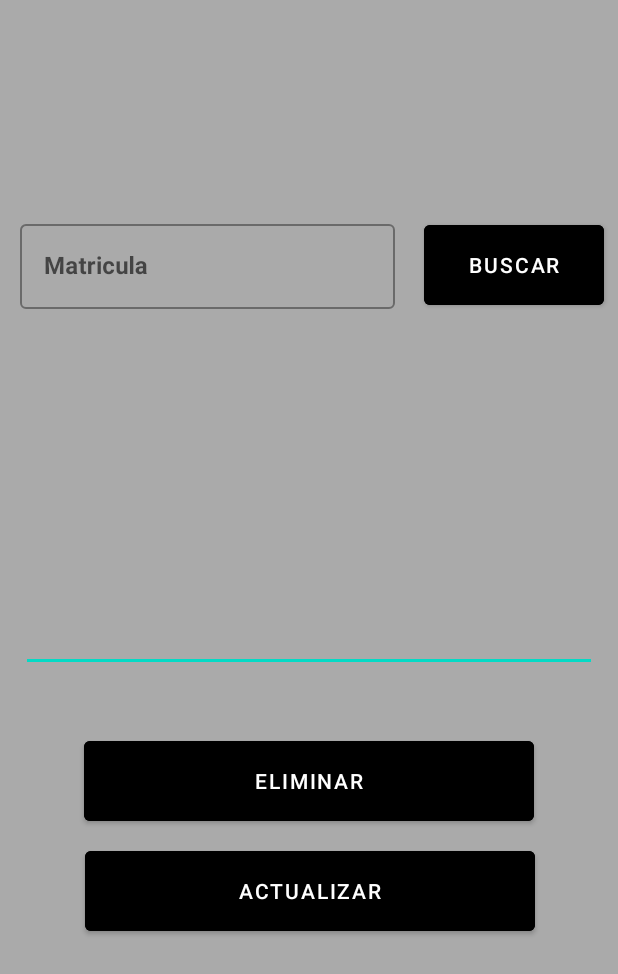
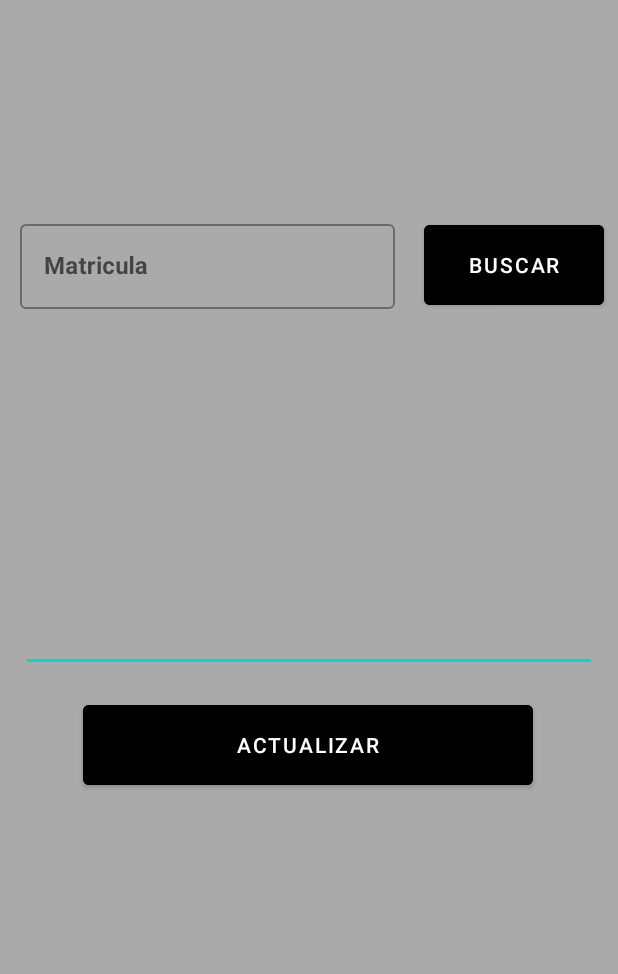
Before and after one commit to JQPozuelo/JCar, an Android app: the layout activity_mantemientos.xml on its own in the app's theme, with its tools: preview values and no code run, on a phone screen of 412 x 824 dp. Shown: the top 974 px of the screen. Run offline under Robolectric (Android 15) with nearby library versions, the phone set to English and light mode, and no system bars.

Commit message:
Cambio en el borrar vehiculo y en el mostrar, se le añade el metodo onBacKPressed

```diff
--- a/app/src/main/AndroidManifest.xml
+++ b/app/src/main/AndroidManifest.xml
@@ -4,6 +4,7 @@
 
     <application
         android:allowBackup="true"
+        android:usesCleartextTraffic="true"
         android:icon="@drawable/sinfondologo"
         android:label="@string/app_name"
         android:roundIcon="@drawable/sinfondologo"
--- a/app/src/main/java/com/example/a5automocion/InicioImagen.java
+++ b/app/src/main/java/com/example/a5automocion/InicioImagen.java
@@ -22,7 +22,7 @@ public class InicioImagen extends AppCompatActivity {
     protected void onCreate(Bundle savedInstanceState) {
         super.onCreate(savedInstanceState);
         //Esta funcion permite que la aplicacion no pueda ser rotada por el movil
-        //setRequestedOrientation(ActivityInfo.SCREEN_ORIENTATION_PORTRAIT);
+        setRequestedOrientation(ActivityInfo.SCREEN_ORIENTATION_PORTRAIT);
         getWindow().setFlags(WindowManager.LayoutParams.FLAG_FULLSCREEN, WindowManager.LayoutParams.FLAG_FULLSCREEN);
         setContentView(R.layout.activity_inicio_imagen);
 
--- a/app/src/main/java/com/example/a5automocion/MainActivity.java
+++ b/app/src/main/java/com/example/a5automocion/MainActivity.java
@@ -42,7 +42,7 @@ public class MainActivity extends AppCompatActivity {
     @Override
     protected void onCreate(Bundle savedInstanceState) {
         super.onCreate(savedInstanceState);
-        //setRequestedOrientation(ActivityInfo.SCREEN_ORIENTATION_PORTRAIT);
+        setRequestedOrientation(ActivityInfo.SCREEN_ORIENTATION_PORTRAIT);
         setContentView(R.layout.activity_main);
         edt_correo = (TextInputEditText)findViewById(R.id.edt_correo);
         edt_contra = (TextInputEditText) findViewById(R.id.edt_contra);
--- a/app/src/main/java/com/example/a5automocion/Menu1.java
+++ b/app/src/main/java/com/example/a5automocion/Menu1.java
@@ -43,7 +43,7 @@ public class Menu1 extends AppCompatActivity {
     @Override
     protected void onCreate(Bundle savedInstanceState) {
         super.onCreate(savedInstanceState);
-        //setRequestedOrientation(ActivityInfo.SCREEN_ORIENTATION_PORTRAIT);
+        setRequestedOrientation(ActivityInfo.SCREEN_ORIENTATION_PORTRAIT);
         setContentView(R.layout.activity_menu1);
         txtAuten = (TextView) findViewById(R.id.txtAuten);
         btCrearV = (Button) findViewById(R.id.bt_CrearC);
--- a/app/src/main/res/layout/activity_mantemientos.xml
+++ b/app/src/main/res/layout/activity_mantemientos.xml
@@ -78,24 +78,12 @@
         android:id="@+id/btActualizar"
         android:layout_width="300dp"
         android:layout_height="65dp"
-        android:layout_marginTop="8dp"
+        android:layout_marginTop="16dp"
         android:backgroundTint="@color/black"
         android:onClick="ActualizarManual"
         android:text="@string/actualizar"
         app:layout_constraintEnd_toEndOf="parent"
-        app:layout_constraintHorizontal_bias="0.504"
-        app:layout_constraintStart_toStartOf="parent"
-        app:layout_constraintTop_toBottomOf="@+id/btBorrar" />
-
-    <Button
-        android:id="@+id/btBorrar"
-        android:layout_width="300dp"
-        android:layout_height="65dp"
-        android:layout_marginTop="40dp"
-        android:backgroundTint="@color/black"
-        android:onClick="BorrarManual"
-        android:text="@string/eliminar"
-        app:layout_constraintEnd_toEndOf="parent"
+        app:layout_constraintHorizontal_bias="0.495"
         app:layout_constraintStart_toStartOf="parent"
         app:layout_constraintTop_toBottomOf="@+id/edt_Manes" />
 
```
Also changed, not shown: app/src/main/java/com/example/a5automocion/Mantemientos.java (+1 -55 lines), app/src/main/java/com/example/a5automocion/MostrarCoche.java (+7 -1 lines), app/src/main/java/com/example/a5automocion/MostrarCocheDatos.java (+7 -1 lines), app/src/main/java/com/example/a5automocion/MostrarCochesAdmin.java (+8 -0 lines).
